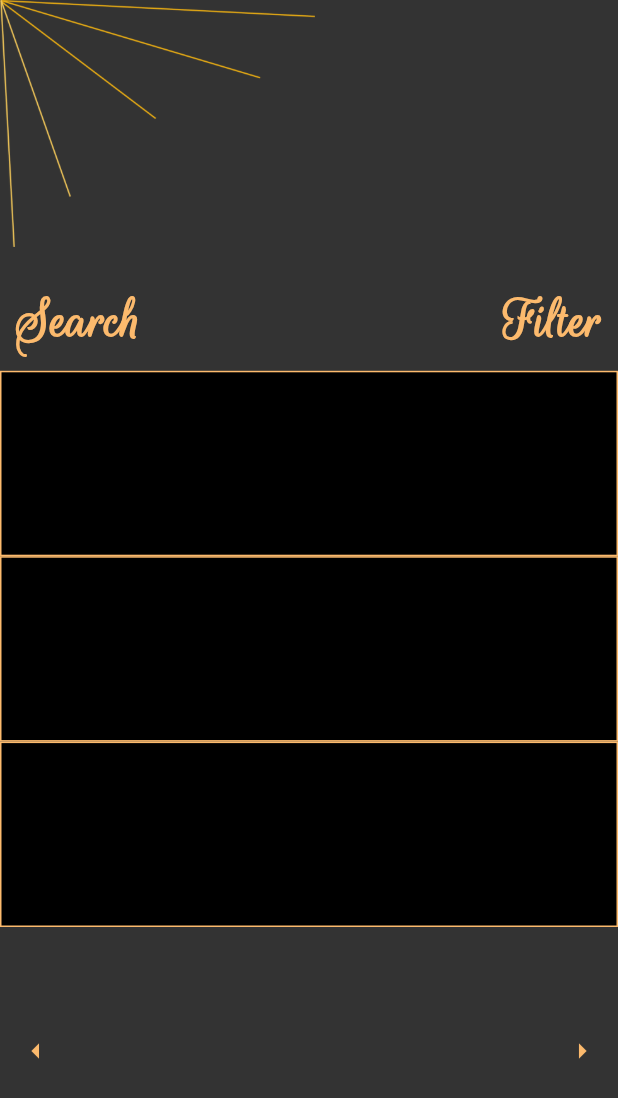
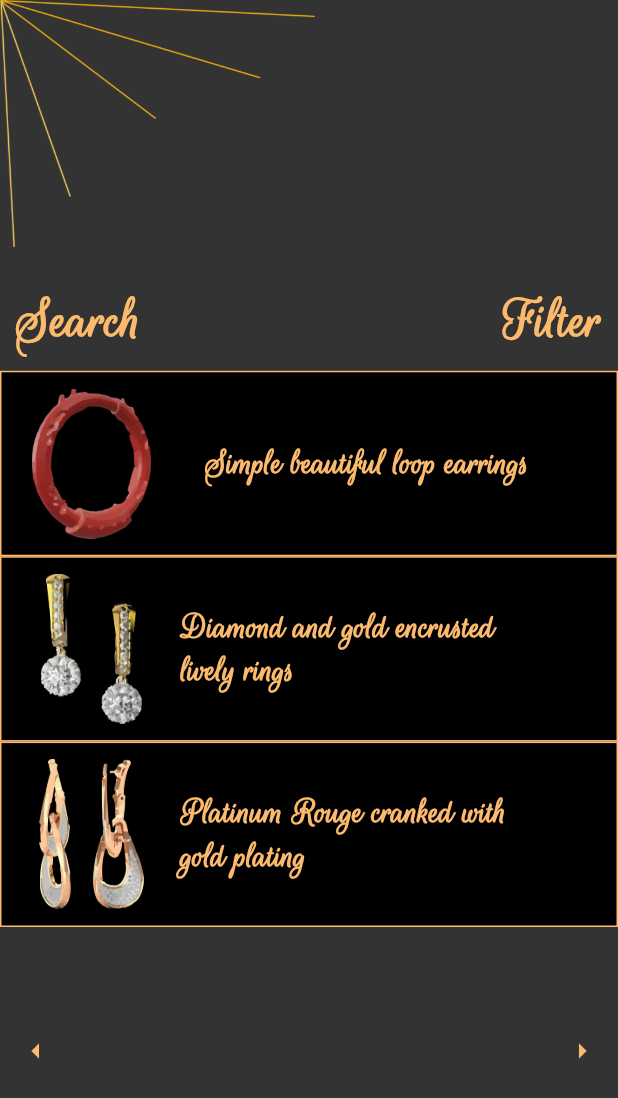
Before and after one commit to ameysunu/DemonHacks, a Flutter app: the Earrings screen opened directly, on a phone screen of 412 x 824 dp. Shown: the top 1098 px of the screen. Run offline on Flutter 3.47's test engine with Material 2 defaults, Android fonts, the phone set to English and light mode, and no system bars; our stand-ins replace firebase_auth, firebase_core, google_sign_in, hexcolor; missing offline and left inert: flutter_unity; accounts and stored records are empty.

Commit message:
echoAR added

```diff
--- a/lib/pages/ar/earringar.dart
+++ b/lib/pages/ar/earringar.dart
@@ -12,8 +12,8 @@ class _EarringARState extends State<EarringAR> {
   UnityViewController unityViewController;
 
   double _sliderValue = 1.0;
-  String _projectKey = 'odd-moon-9343';
-  String _entryID = 'f136e668-1627-4313-8e48-bce813424504';
+  String _projectKey = 'odd-surf-9217';
+  String _entryID = '69e87c70-0a34-45ee-870b-d2286e8dd233';
 
   @override
   void initState() {
--- a/lib/pages/earrings.dart
+++ b/lib/pages/earrings.dart
@@ -67,6 +67,32 @@ class _EarringsState extends State<Earrings> {
                   decoration: BoxDecoration(
                       color: Colors.black,
                       border: Border.all(color: HexColor('#FCBA6D'))),
+                  child: Row(
+                    children: [
+                      Padding(
+                        padding: const EdgeInsets.all(10.0),
+                        child: Container(
+                          height: 100,
+                          width: 100,
+                          child: Image.asset('images/objects/earr1.png'),
+                        ),
+                      ),
+                      Container(
+                        height: MediaQuery.of(context).size.height * 0.9,
+                        width: MediaQuery.of(context).size.width * 0.6,
+                        child: Center(
+                          child: Text(
+                            'Simple beautiful loop earrings',
+                            style: TextStyle(
+                                fontFamily: 'RougeScript',
+                                fontWeight: FontWeight.w600,
+                                color: HexColor('#FCBA6D'),
+                                fontSize: 25),
+                          ),
+                        ),
+                      ),
+                    ],
+                  ),
                 ),
                 onTap: () {
                   Navigator.push(
@@ -81,6 +107,32 @@ class _EarringsState extends State<Earrings> {
                 decoration: BoxDecoration(
                     color: Colors.black,
                     border: Border.all(color: HexColor('#FCBA6D'))),
+                child: Row(
+                  children: [
+                    Padding(
+                      padding: const EdgeInsets.all(10.0),
+                      child: Container(
+                        height: 100,
+                        width: 100,
+                        child: Image.asset('images/objects/earr2.png'),
+                      ),
+                    ),
+                    Container(
+                      height: MediaQuery.of(context).size.height * 0.9,
+                      width: MediaQuery.of(context).size.width * 0.6,
+                      child: Center(
+                        child: Text(
+                          'Diamond and gold encrusted lively rings',
+                          style: TextStyle(
+                              fontFamily: 'RougeScript',
+                              fontWeight: FontWeight.w600,
+                              color: HexColor('#FCBA6D'),
+                              fontSize: 25),
+                        ),
+                      ),
+                    ),
+                  ],
+                ),
               ),
               Container(
                 height: MediaQuery.of(context).size.height * 0.15,
@@ -88,6 +140,32 @@ class _EarringsState extends State<Earrings> {
                 decoration: BoxDecoration(
                     color: Colors.black,
                     border: Border.all(color: HexColor('#FCBA6D'))),
+                child: Row(
+                  children: [
+                    Padding(
+                      padding: const EdgeInsets.all(10.0),
+                      child: Container(
+                        height: 100,
+                        width: 100,
+                        child: Image.asset('images/objects/earr3.png'),
+                      ),
+                    ),
+                    Container(
+                      height: MediaQuery.of(context).size.height * 0.9,
+                      width: MediaQuery.of(context).size.width * 0.6,
+                      child: Center(
+                        child: Text(
+                          'Platinum Rouge cranked with gold plating',
+                          style: TextStyle(
+                              fontFamily: 'RougeScript',
+                              fontWeight: FontWeight.w600,
+                              color: HexColor('#FCBA6D'),
+                              fontSize: 25),
+                        ),
+                      ),
+                    ),
+                  ],
+                ),
               ),
               Container(
                 height: MediaQuery.of(context).size.height * 0.2,
```
Also changed, not shown: lib/pages/earintro.dart (added, +119 -0 lines), images/objects/earr1.png (added), images/objects/earr2.png (added), images/objects/earr3.png (added).
